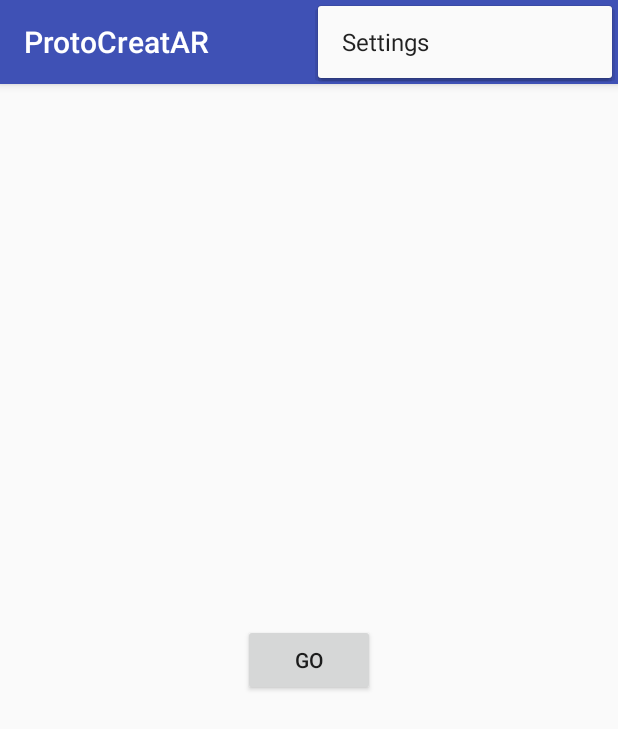
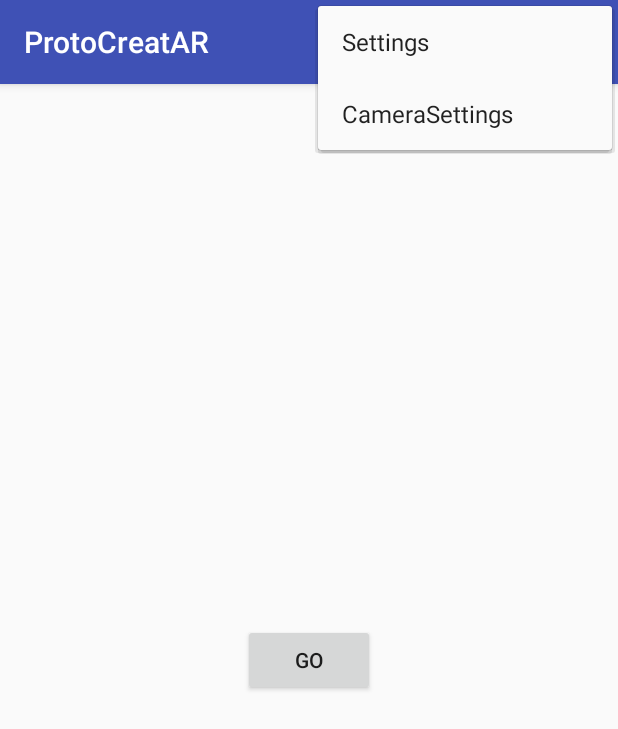
Before and after one commit to Kartik-RTP/ProtoCreatAR, an Android app: the screen it shows after launch (MainActivity), with the options menu open, on a phone screen of 412 x 824 dp. Shown: the top 729 px of the screen. Run offline under Robolectric (Android 15) with nearby library versions, the phone set to English and light mode, and no system bars; 4 statements that could not run were skipped.

Commit message:
Added CameraPreferenceActivity to AndroidManifest as well as to menu inflater of MainActivity

```diff
--- a/app/src/main/AndroidManifest.xml
+++ b/app/src/main/AndroidManifest.xml
@@ -45,6 +45,8 @@
                 android:name="android.support.PARENT_ACTIVITY"
                 android:value=".MainActivity" />
         </activity>
+        <activity android:name="org.artoolkit.ar.base.camera.CameraPreferencesActivity"></activity>
+
     </application>
 
 </manifest>
--- a/app/src/main/res/menu/main.xml
+++ b/app/src/main/res/menu/main.xml
@@ -6,4 +6,8 @@
         android:title="Settings"
         android:orderInCategory="100"
         app:showAsAction="never" />
+    <item android:id="@+id/camera_preference_settings"
+        android:title="CameraSettings"
+        android:orderInCategory="100"
+        app:showAsAction="never" />
 </menu>
```
Also changed, not shown: app/src/main/java/com/kartikgupta/myapplication/MainActivity.java (+7 -0 lines).
